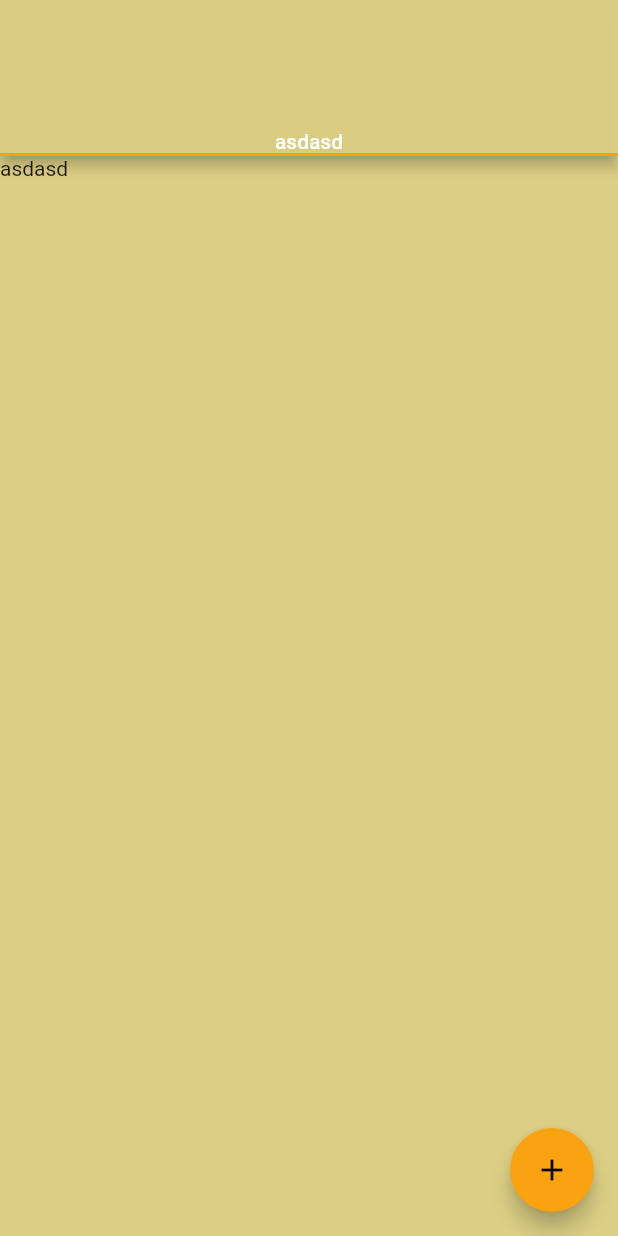
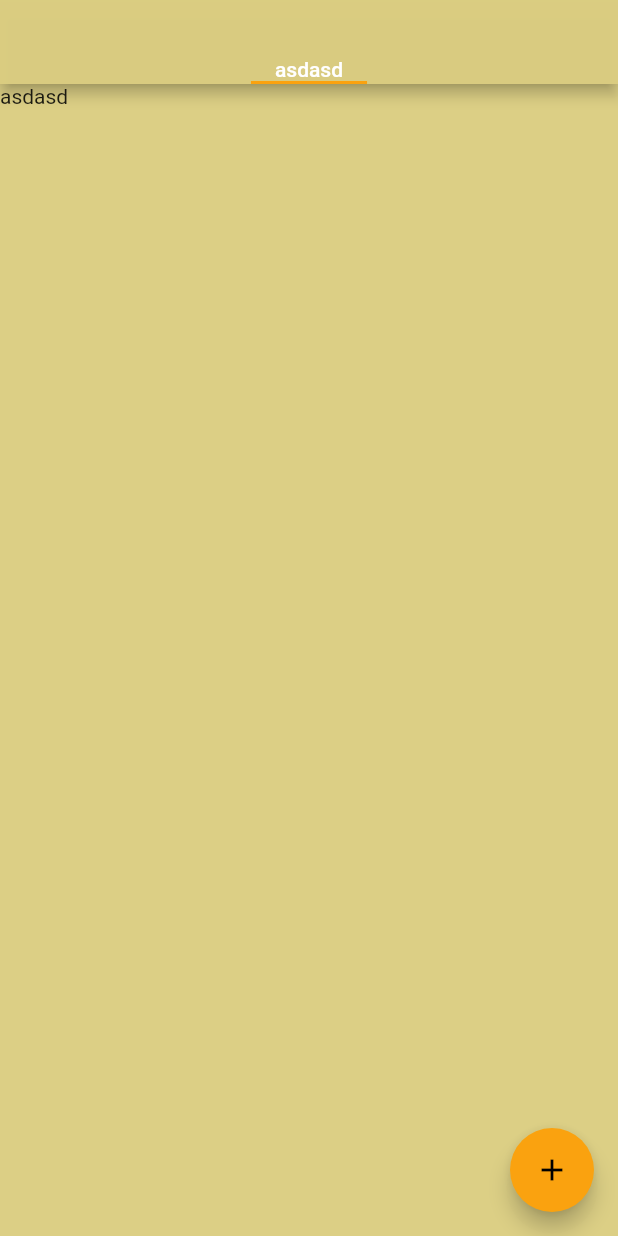
Before and after one commit to dogankisaa/notpad, a Flutter app: the screen it shows after launch, on a phone screen of 412 x 824 dp. Run offline on Flutter 3.47's test engine with Material 2 defaults, Android fonts, the phone set to English and light mode, and no system bars; our stand-ins replace get.

Commit message:
helper created

```diff
--- /dev/null
+++ b/lib/core/helper/tab_creater_bottom_sheet.dart
@@ -0,0 +1,5 @@
+import 'package:flutter/material.dart';
+
+Scaffold tabCreaterBottomSheet = Scaffold(
+  body: Container(),
+);
--- a/lib/view/home_view.dart
+++ b/lib/view/home_view.dart
@@ -14,30 +14,43 @@ class HomeView extends StatelessWidget {
     return Column(
       children: [
         Expanded(
+          child: DynamicTabBarWidget(controller: _controller),
+        )
+      ],
+    );
+  }
+}
 
-          child: Obx(
-            ()=> DefaultTabController(
+class DynamicTabBarWidget extends StatelessWidget {
+  const DynamicTabBarWidget({
+    Key? key,
+    required HomeViewModel controller,
+  })  : _controller = controller,
+        super(key: key);
+
+  final HomeViewModel _controller;
+
+  @override
+  Widget build(BuildContext context) {
+    return Obx(
+      () => DefaultTabController(
         length: _controller.getList.length,
         child: Scaffold(
           floatingActionButton: FloatingActionButtonWidget(),
           appBar: AppBar(
-                    bottom: TabBar(
-
-                        tabs: List.generate(
-                            _controller.getList.length,
-                            (index) =>
-                               Text(_controller.getList[index]))),
+            bottom: PreferredSize(
+              preferredSize: Size.zero,
+              child: TabBar(
+                isScrollable: true,
+                  tabs: List.generate(_controller.getList.length,
+                      (index) => Text(_controller.getList[index]))),
+            ),
           ),
           body: TabBarView(
-                      children: List.generate(
-                          _controller.getList.length,
-                          (index) =>
-                              Text(_controller.getList[index]))),
+              children: List.generate(_controller.getList.length,
+                  (index) => Text(_controller.getList[index]))),
         ),
       ),
-          ),
-        )
-      ],
     );
   }
 }
@@ -52,7 +65,6 @@ class FloatingActionButtonWidget extends StatelessWidget {
     final HomeViewModel _controller = Get.put(HomeViewModel());
     return FloatingActionButton(
       onPressed: () {
-
         _controller.addNewTab("tabName");
       },
       child: const Center(
--- a/lib/view_model/home_view_model.dart
+++ b/lib/view_model/home_view_model.dart
@@ -14,4 +14,6 @@ class HomeViewModel extends GetxController {
   void deletTab(int index) {
     tabList.value.removeAt(index);
   }
+
+
 }
```
Lines whose indentation alone changed are shown as unchanged.
